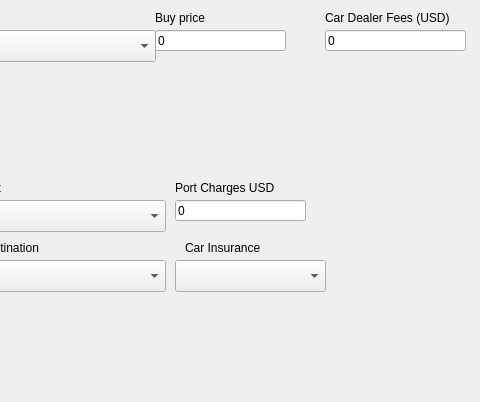
First picture: the form in mainwindow.ui, repository C0nstanta/manheim, before the edit; both pictures show x 105 to 585 and y 0 to 402 of the 800 by 600 pixel window.
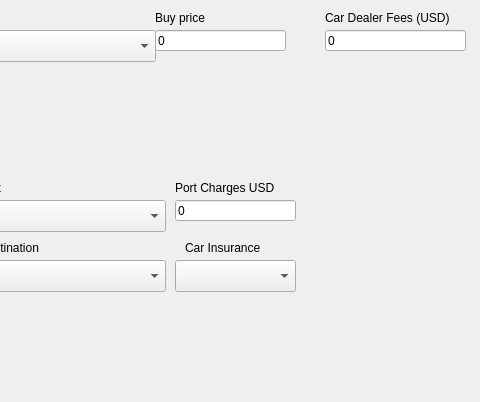
Second picture: the form after the edit.

The edit to the form file:
```diff
--- a/mainwindow.ui
+++ b/mainwindow.ui
@@ -136,7 +136,7 @@
       <rect>
        <x>270</x>
        <y>200</y>
-       <width>131</width>
+       <width>121</width>
        <height>21</height>
       </rect>
      </property>
@@ -175,7 +175,7 @@
       <rect>
        <x>270</x>
        <y>260</y>
-       <width>151</width>
+       <width>121</width>
        <height>32</height>
       </rect>
      </property>
@@ -185,7 +185,7 @@
       <rect>
        <x>250</x>
        <y>10</y>
-       <width>121</width>
+       <width>131</width>
        <height>16</height>
       </rect>
      </property>
```
